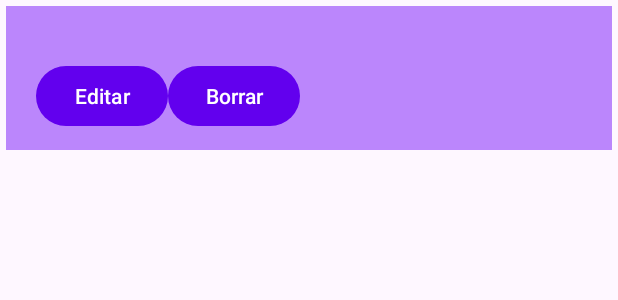
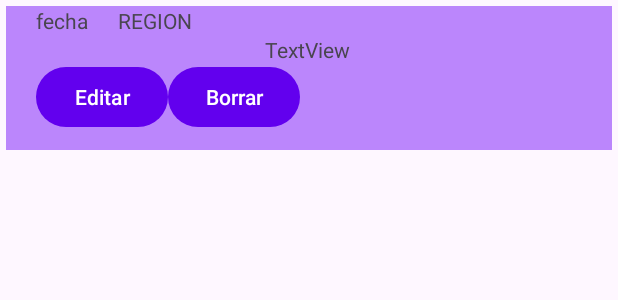
Before and after one commit to Alba98/ZABALKETA, an Android app: the layout layout_card.xml on its own in the app's theme, with its tools: preview values and no code run, on a phone screen of 412 x 824 dp. Shown: the top 300 px of the screen. Run offline under Robolectric (Android 15) with nearby library versions, the light colour scheme and no system bars.

```diff
--- a/app/src/main/java/com/example/zabalketa/SecondFragment.kt
+++ b/app/src/main/java/com/example/zabalketa/SecondFragment.kt
@@ -32,9 +32,9 @@ class SecondFragment : Fragment() {
     override fun onViewCreated(view: View, savedInstanceState: Bundle?) {
         super.onViewCreated(view, savedInstanceState)
 
-        binding.buttonSecond.setOnClickListener {
-            findNavController().navigate(R.id.action_SecondFragment_to_FirstFragment)
-        }
+        // binding.buttonSecond.setOnClickListener {
+        //     findNavController().navigate(R.id.action_SecondFragment_to_FirstFragment)
+        // }
     }
 
     override fun onDestroyView() {
--- a/app/src/main/res/layout/layout_card.xml
+++ b/app/src/main/res/layout/layout_card.xml
@@ -22,15 +22,26 @@
         <TextView
             android:id="@+id/tvFecha"
             android:layout_width="wrap_content"
-            android:layout_height="match_parent" />
+            android:layout_height="match_parent"
+            android:text="fecha" />
 
         <TextView
             android:id="@+id/tvRegion"
             android:layout_width="wrap_content"
             android:layout_height="match_parent"
-            android:layout_marginStart="20dp" />
+            android:layout_marginStart="20dp"
+            tools:text="REGION" />
 
     </androidx.appcompat.widget.LinearLayoutCompat>
+
+    <TextView
+        android:id="@+id/textView"
+        android:layout_width="59dp"
+        android:layout_height="17dp"
+        android:text="TextView"
+        app:layout_constraintEnd_toEndOf="parent"
+        app:layout_constraintStart_toStartOf="parent"
+        app:layout_constraintTop_toBottomOf="@+id/llTitulo" />
 
     <androidx.appcompat.widget.LinearLayoutCompat
         android:id="@+id/llBotones"
@@ -42,7 +53,8 @@
         app:layout_constraintBottom_toBottomOf="parent"
         app:layout_constraintEnd_toEndOf="parent"
         app:layout_constraintHorizontal_bias="0.5"
-        app:layout_constraintStart_toStartOf="parent">
+        app:layout_constraintStart_toStartOf="parent"
+        app:layout_constraintTop_toBottomOf="@+id/textView">
 
         <Button
             android:id="@+id/bEditar"
--- a/app/src/main/res/navigation/nav_graph.xml
+++ b/app/src/main/res/navigation/nav_graph.xml
@@ -20,7 +20,7 @@
     <fragment
         android:id="@+id/SecondFragment"
         android:name="com.example.zabalketa.SecondFragment"
-        android:label="Listado Películas"
+        android:label="DATOS"
         tools:layout="@layout/fragment_second">
 
         <action
```
Also changed, not shown: app/src/main/java/com/example/zabalketa/DatosFragment.kt (+1 -114 lines), app/src/main/res/layout/fragment_second.xml (+8 -25 lines).
